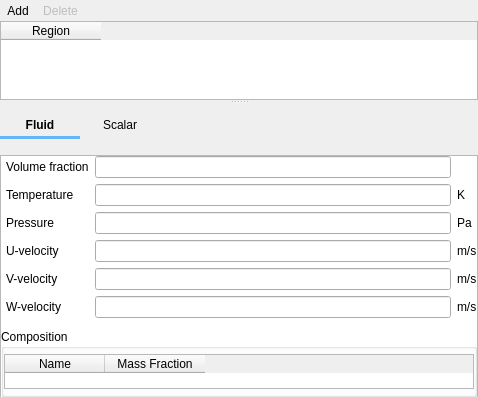
Before: the Qt Designer form gui/uifiles/initial_conditions.ui in truongd8593/mfix, drawn with Qt 5; both pictures show x 0 to 478 and y 0 to 397 of the 478 by 942 pixel window.
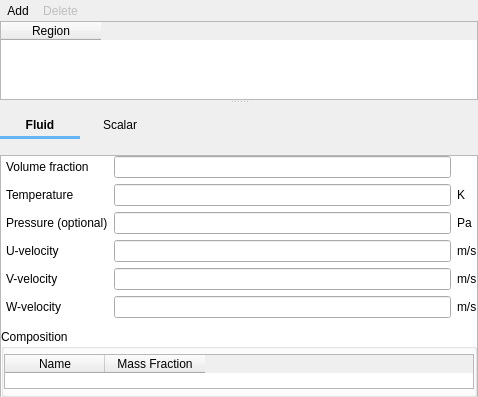
After: the same form once the commit is applied. Custom widgets are drawn as their Qt base class.

Commit message: ICs:  implement updates to spec (selection logic, ic_ep_s, ic_p_star)

What changed in the file:
```diff
--- a/gui/uifiles/initial_conditions.ui
+++ b/gui/uifiles/initial_conditions.ui
@@ -451,7 +451,7 @@
                   <item row="2" column="0">
                    <widget class="QLabel" name="label_ic_p_g">
                     <property name="text">
-                     <string>Pressure</string>
+                     <string>Pressure (optional)</string>
                     </property>
                    </widget>
                   </item>
```
Left out of the diff: 2 changed lines with no effect on the pictures. The commit also changes 2 other files.
